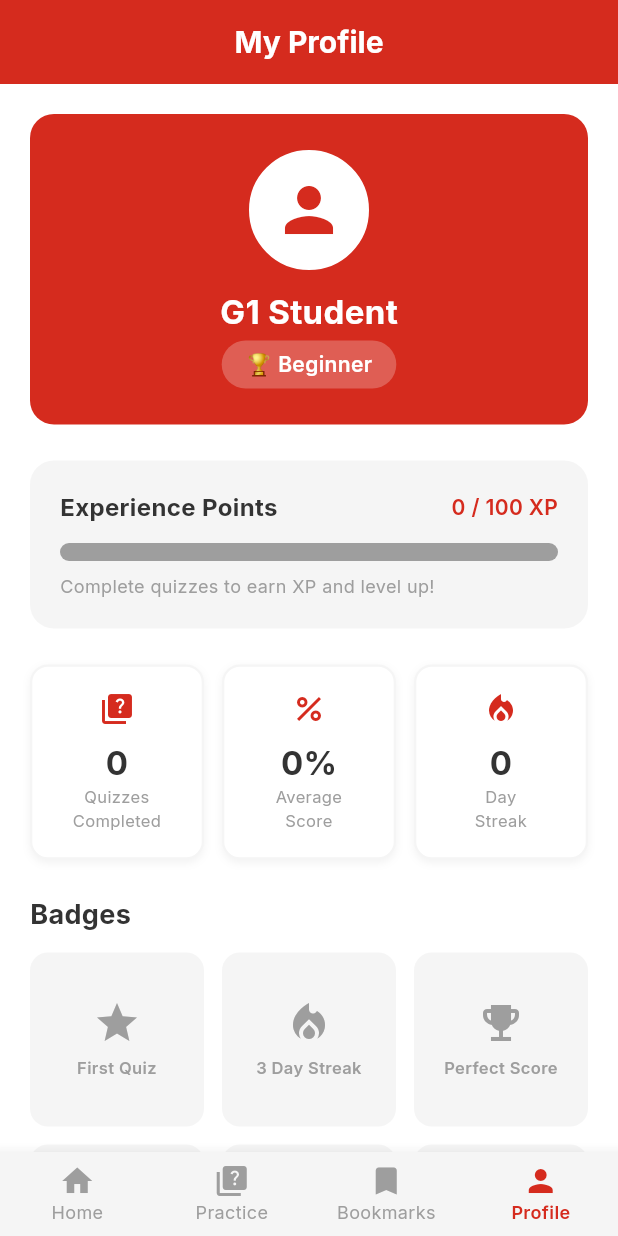
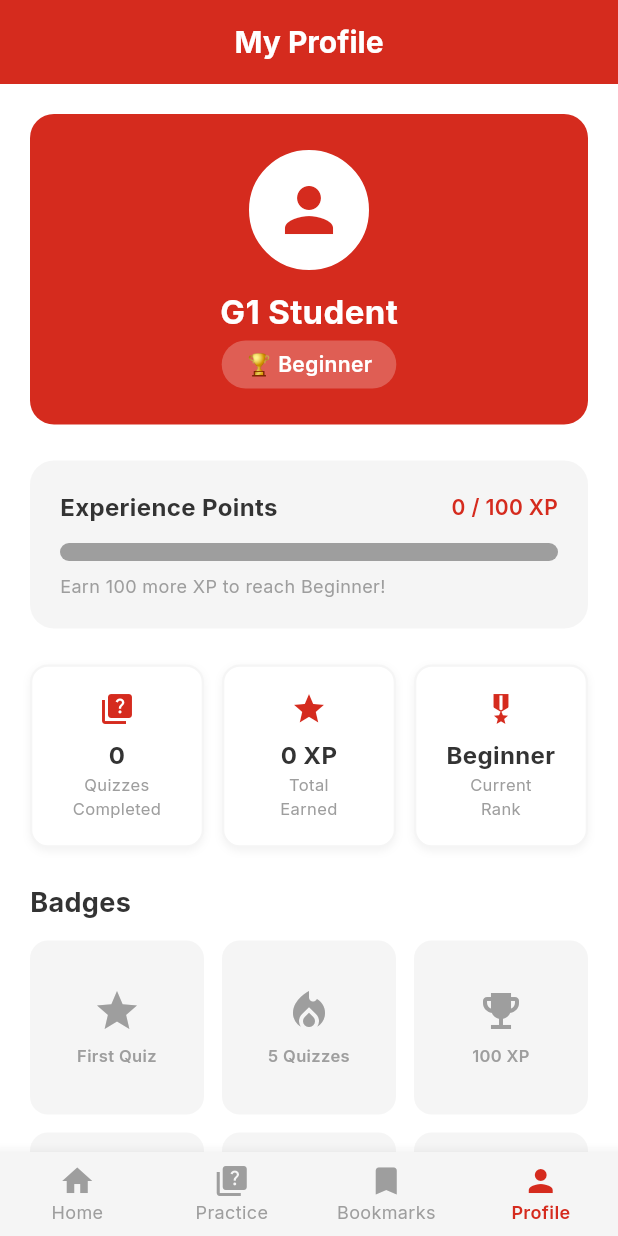
Before and after one commit to nexoratech101/g1-ready, a Flutter app: the screen it shows after launch, item 4 of the bottom bar chosen, on a phone screen of 412 x 824 dp. Run offline on Flutter 3.47's test engine with Material 3 defaults, Android fonts, the phone set to English and light mode, and no system bars; our stand-ins replace google_fonts, shared_preferences.

```diff
--- a/lib/screens/main_screen.dart
+++ b/lib/screens/main_screen.dart
@@ -1,6 +1,7 @@
 import 'package:flutter/material.dart';
 import '../theme/app_theme.dart';
 import 'home_screen.dart';
+import 'bookmarks_screen.dart';
 import 'profile_screen.dart';
 
 class MainScreen extends StatefulWidget {
@@ -16,7 +17,7 @@ class _MainScreenState extends State<MainScreen> {
   final List<Widget> _screens = [
     const HomeScreen(),
     const Center(child: Text('Practice', style: TextStyle(fontSize: 24))),
-    const Center(child: Text('Bookmarks', style: TextStyle(fontSize: 24))),
+    const BookmarksScreen(),
     const ProfileScreen(),
   ];
 
--- a/lib/screens/profile_screen.dart
+++ b/lib/screens/profile_screen.dart
@@ -1,8 +1,67 @@
 import 'package:flutter/material.dart';
 import '../theme/app_theme.dart';
+import '../services/storage_service.dart';
 
-class ProfileScreen extends StatelessWidget {
+class ProfileScreen extends StatefulWidget {
   const ProfileScreen({super.key});
+
+  @override
+  State<ProfileScreen> createState() => _ProfileScreenState();
+}
+
+class _ProfileScreenState extends State<ProfileScreen> {
+  int _xp = 0;
+  int _quizzes = 0;
+
+  @override
+  void initState() {
+    super.initState();
+    _loadData();
+  }
+
+  @override
+  void didChangeDependencies() {
+    super.didChangeDependencies();
+    _loadData();
+  }
+
+  Future<void> _loadData() async {
+    final xp = await StorageService.getXP();
+    final quizzes = await StorageService.getQuizzesCompleted();
+    setState(() {
+      _xp = xp;
+      _quizzes = quizzes;
+    });
+  }
+
+  String get _rankName {
+    if (_xp >= 1000) return 'Expert';
+    if (_xp >= 600) return 'Advanced';
+    if (_xp >= 300) return 'Intermediate';
+    if (_xp >= 100) return 'Learner';
+    return 'Beginner';
+  }
+
+  int get _nextRankXP {
+    if (_xp >= 1000) return 1000;
+    if (_xp >= 600) return 1000;
+    if (_xp >= 300) return 600;
+    if (_xp >= 100) return 300;
+    return 100;
+  }
+
+  int get _currentRankXP {
+    if (_xp >= 1000) return 1000;
+    if (_xp >= 600) return 600;
+    if (_xp >= 300) return 300;
+    if (_xp >= 100) return 100;
+    return 0;
+  }
+
+  double get _rankProgress {
+    if (_xp >= 1000) return 1.0;
+    return (_xp - _currentRankXP) / (_nextRankXP - _currentRankXP);
+  }
 
   @override
   Widget build(BuildContext context) {
@@ -68,9 +127,9 @@ class ProfileScreen extends StatelessWidget {
               color: Colors.white24,
               borderRadius: BorderRadius.circular(20),
             ),
-            child: const Text(
-              '🏆 Beginner',
-              style: TextStyle(
+            child: Text(
+              '🏆 $_rankName',
+              style: const TextStyle(
                 color: AppTheme.white,
                 fontSize: 14,
                 fontWeight: FontWeight.w600,
@@ -103,9 +162,9 @@ class ProfileScreen extends StatelessWidget {
                   color: AppTheme.darkGrey,
                 ),
               ),
-              const Text(
-                '0 / 100 XP',
-                style: TextStyle(
+              Text(
+                '$_xp / $_nextRankXP XP',
+                style: const TextStyle(
                   fontSize: 14,
                   fontWeight: FontWeight.w600,
                   color: AppTheme.canadianRed,
@@ -117,16 +176,18 @@ class ProfileScreen extends StatelessWidget {
           ClipRRect(
             borderRadius: BorderRadius.circular(8),
             child: LinearProgressIndicator(
-              value: 0,
+              value: _rankProgress,
               minHeight: 12,
               backgroundColor: AppTheme.mediumGrey,
               valueColor: const AlwaysStoppedAnimation(AppTheme.canadianRed),
             ),
           ),
           const SizedBox(height: 8),
-          const Text(
-            'Complete quizzes to earn XP and level up!',
-            style: TextStyle(fontSize: 12, color: AppTheme.mediumGrey),
+          Text(
+            _xp >= 1000
+                ? 'Maximum rank reached!'
+                : 'Earn ${_nextRankXP - _xp} more XP to reach $_rankName!',
+            style: const TextStyle(fontSize: 12, color: AppTheme.mediumGrey),
           ),
         ],
       ),
@@ -136,11 +197,11 @@ class ProfileScreen extends StatelessWidget {
   Widget _buildStatsRow() {
     return Row(
       children: [
-        Expanded(child: _buildStatCard('0', 'Quizzes\nCompleted', Icons.quiz)),
+        Expanded(child: _buildStatCard('$_quizzes', 'Quizzes\nCompleted', Icons.quiz)),
         const SizedBox(width: 12),
-        Expanded(child: _buildStatCard('0%', 'Average\nScore', Icons.percent)),
+        Expanded(child: _buildStatCard('$_xp XP', 'Total\nEarned', Icons.star)),
         const SizedBox(width: 12),
-        Expanded(child: _buildStatCard('0', 'Day\nStreak', Icons.local_fire_department)),
+        Expanded(child: _buildStatCard(_rankName, 'Current\nRank', Icons.military_tech)),
       ],
     );
   }
@@ -166,8 +227,9 @@ class ProfileScreen extends StatelessWidget {
           const SizedBox(height: 8),
           Text(
             value,
+            textAlign: TextAlign.center,
             style: const TextStyle(
-              fontSize: 22,
+              fontSize: 16,
               fontWeight: FontWeight.bold,
               color: AppTheme.darkGrey,
             ),
@@ -184,12 +246,12 @@ class ProfileScreen extends StatelessWidget {
 
   Widget _buildBadgesSection() {
     final badges = [
-      {'icon': Icons.star, 'label': 'First Quiz', 'earned': false},
-      {'icon': Icons.local_fire_department, 'label': '3 Day Streak', 'earned': false},
-      {'icon': Icons.emoji_events, 'label': 'Perfect Score', 'earned': false},
-      {'icon': Icons.speed, 'label': 'Speed Demon', 'earned': false},
-      {'icon': Icons.school, 'label': 'All Sets Done', 'earned': false},
-      {'icon': Icons.military_tech, 'label': 'Exam Ready', 'earned': false},
+      {'icon': Icons.star, 'label': 'First Quiz', 'earned': _quizzes >= 1},
+      {'icon': Icons.local_fire_department, 'label': '5 Quizzes', 'earned': _quizzes >= 5},
+      {'icon': Icons.emoji_events, 'label': '100 XP', 'earned': _xp >= 100},
+      {'icon': Icons.speed, 'label': '300 XP', 'earned': _xp >= 300},
+      {'icon': Icons.school, 'label': '600 XP', 'earned': _xp >= 600},
+      {'icon': Icons.military_tech, 'label': 'Expert', 'earned': _xp >= 1000},
     ];
 
     return Column(
@@ -251,11 +313,11 @@ class ProfileScreen extends StatelessWidget {
 
   Widget _buildRankSection() {
     final ranks = [
-      {'rank': 'Beginner', 'xp': '0 XP', 'color': AppTheme.mediumGrey, 'current': true},
-      {'rank': 'Learner', 'xp': '100 XP', 'color': AppTheme.bronze, 'current': false},
-      {'rank': 'Intermediate', 'xp': '300 XP', 'color': AppTheme.silver, 'current': false},
-      {'rank': 'Advanced', 'xp': '600 XP', 'color': AppTheme.gold, 'current': false},
-      {'rank': 'Expert', 'xp': '1000 XP', 'color': AppTheme.platinum, 'current': false},
+      {'rank': 'Beginner', 'xp': '0 XP', 'color': AppTheme.mediumGrey, 'current': _rankName == 'Beginner'},
+      {'rank': 'Learner', 'xp': '100 XP', 'color': AppTheme.bronze, 'current': _rankName == 'Learner'},
+      {'rank': 'Intermediate', 'xp': '300 XP', 'color': AppTheme.silver, 'current': _rankName == 'Intermediate'},
+      {'rank': 'Advanced', 'xp': '600 XP', 'color': AppTheme.gold, 'current': _rankName == 'Advanced'},
+      {'rank': 'Expert', 'xp': '1000 XP', 'color': AppTheme.platinum, 'current': _rankName == 'Expert'},
     ];
 
     return Column(
--- /dev/null
+++ b/lib/services/storage_service.dart
@@ -0,0 +1,72 @@
+import 'package:shared_preferences/shared_preferences.dart';
+
+class StorageService {
+  static const _xpKey = 'xp';
+  static const _quizzesKey = 'quizzes_completed';
+  static const _bookmarksKey = 'bookmarks';
+  static const _scoresKey = 'scores';
+
+  // XP
+  static Future<int> getXP() async {
+    final prefs = await SharedPreferences.getInstance();
+    return prefs.getInt(_xpKey) ?? 0;
+  }
+
+  static Future<void> addXP(int amount) async {
+    final prefs = await SharedPreferences.getInstance();
+    final current = prefs.getInt(_xpKey) ?? 0;
+    await prefs.setInt(_xpKey, current + amount);
+  }
+
+  // Quizzes completed
+  static Future<int> getQuizzesCompleted() async {
+    final prefs = await SharedPreferences.getInstance();
+    return prefs.getInt(_quizzesKey) ?? 0;
+  }
+
+  static Future<void> incrementQuizzes() async {
+    final prefs = await SharedPreferences.getInstance();
+    final current = prefs.getInt(_quizzesKey) ?? 0;
+    await prefs.setInt(_quizzesKey, current + 1);
+  }
+
+  // Scores per set
+  static Future<void> saveScore(String setId, int score, int total) async {
+    final prefs = await SharedPreferences.getInstance();
+    await prefs.setString('${_scoresKey}_$setId', '$score/$total');
+  }
+
+  static Future<String?> getScore(String setId) async {
+    final prefs = await SharedPreferences.getInstance();
+    return prefs.getString('${_scoresKey}_$setId');
+  }
+
+  // Bookmarks
+  static Future<List<String>> getBookmarks() async {
+    final prefs = await SharedPreferences.getInstance();
+    return prefs.getStringList(_bookmarksKey) ?? [];
+  }
+
+  static Future<void> toggleBookmark(String questionId) async {
+    final prefs = await SharedPreferences.getInstance();
+    final bookmarks = prefs.getStringList(_bookmarksKey) ?? [];
+    if (bookmarks.contains(questionId)) {
+      bookmarks.remove(questionId);
+    } else {
+      bookmarks.add(questionId);
+    }
+    await prefs.setStringList(_bookmarksKey, bookmarks);
+  }
+
+  static Future<bool> isBookmarked(String questionId) async {
+    final prefs = await SharedPreferences.getInstance();
+    final bookmarks = prefs.getStringList(_bookmarksKey) ?? [];
+    return bookmarks.contains(questionId);
+  }
+
+  // Clear all
+  static Future<void> clearAll() async {
+    final prefs = await SharedPreferences.getInstance();
+    await prefs.clear();
+  }
+}
```
Also changed, not shown: lib/screens/bookmarks_screen.dart (added, +193 -0 lines), lib/screens/home_screen.dart (+66 -20 lines), lib/screens/quiz_screen.dart (+66 -30 lines).
